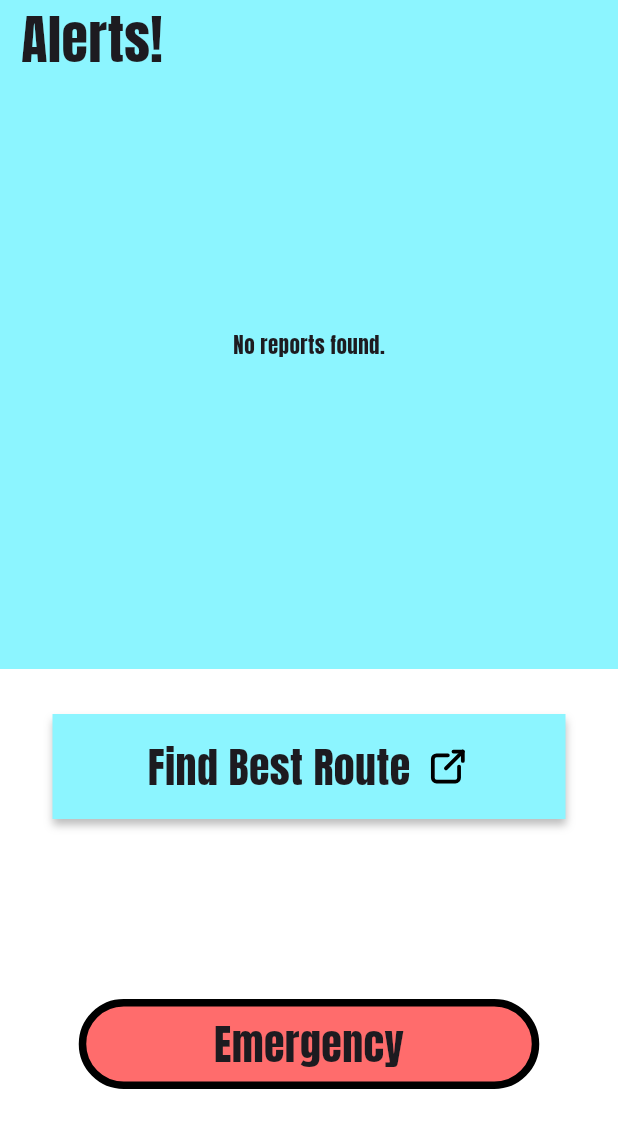
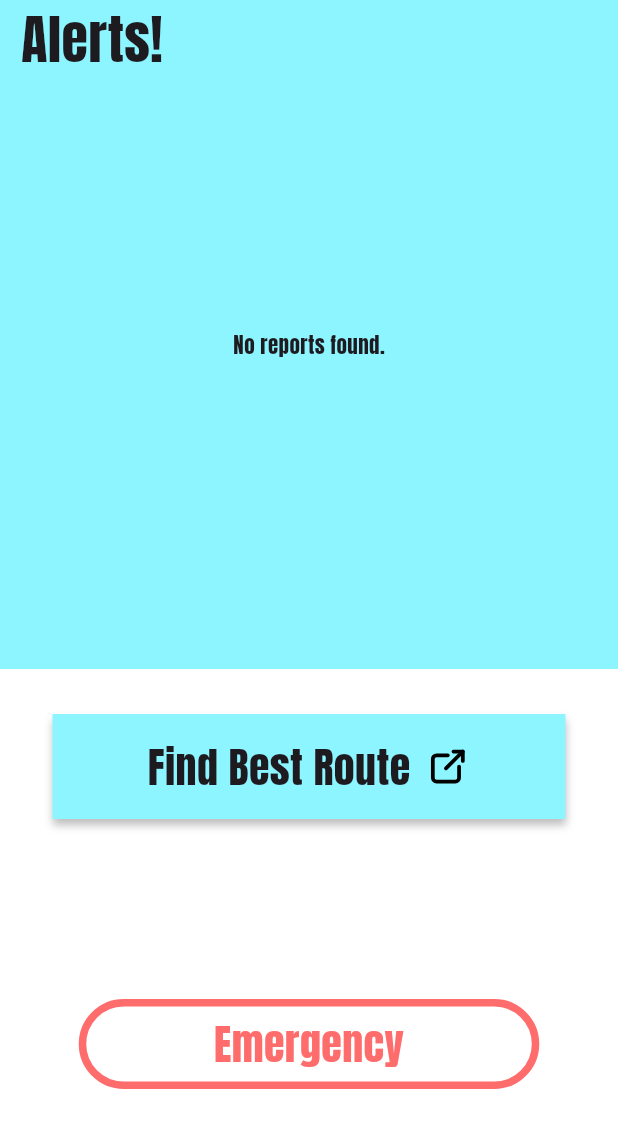
Before and after one commit to Ranger-NF/traffinity, a Flutter app: the EmergencyAlertPage screen opened by its route, on a phone screen of 412 x 824 dp, the part 81-1229 px from its top. Run offline on Flutter 3.47's test engine with Material 3 defaults, Android fonts, the phone set to English and light mode, and no system bars; our stand-ins replace dio, flutter_tabler_icons, google_fonts, shared_preferences; accounts and stored records are empty; network calls fail.

Commit message:
Emergency Page Modified

```diff
--- a/frontend/lib/views/pages/emergency_alert_page.dart
+++ b/frontend/lib/views/pages/emergency_alert_page.dart
@@ -113,11 +113,11 @@ class _StateEmergencyAlertPage extends State<EmergencyAlertPage>{
                   children: [
                     ButtonsWidgets.rectangularButton(),
                     SizedBox(height: 120,),
-                    emergencyProvider.isEmergency ? ButtonsWidgets.isEmergencyButton(
+                    emergencyProvider.isEmergency ?
+                    ButtonsWidgets.isNotEmergencyButton(onTap:() => emergencyProvider.onUnTapEmergency(context)) :
+                    ButtonsWidgets.isEmergencyButton(
                       onTap: emergencyProvider.onTapEmergency
-                    ) :
-                    ButtonsWidgets.isNotEmergencyButton(onTap:() => emergencyProvider.onUnTapEmergency(context))
-
+                    )
                   ],
                 ),
               )
```
